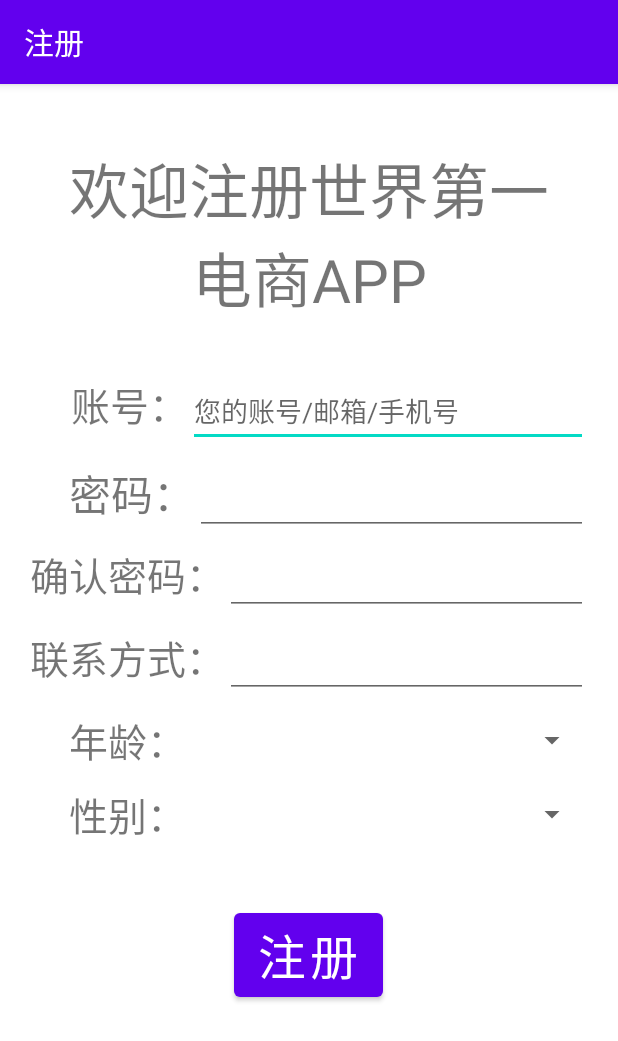
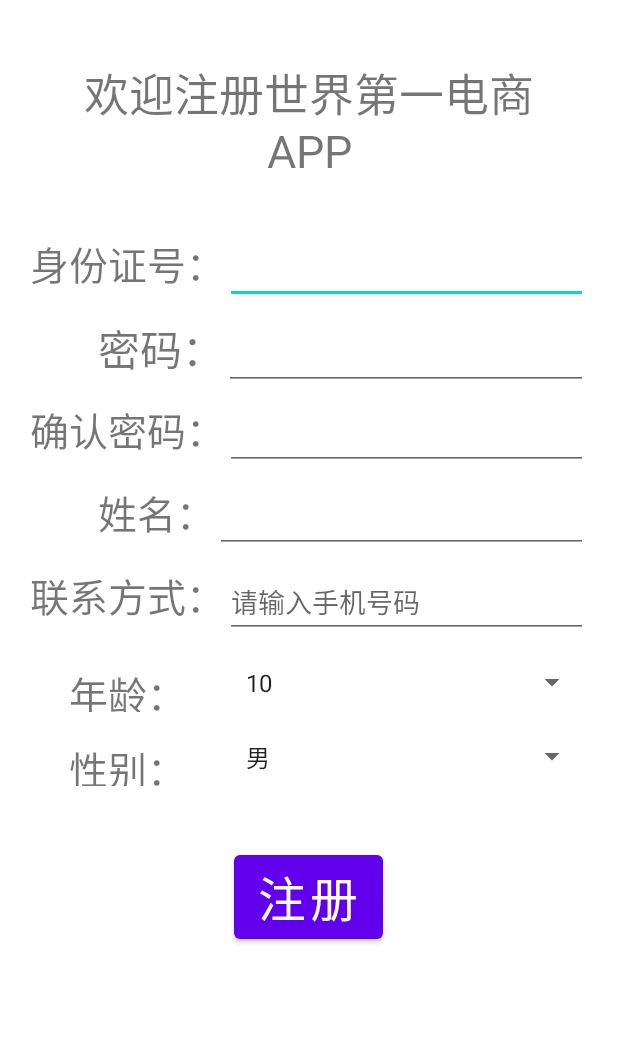
Before and after one commit to YoYoLikesCiCi/AndroidOnlineShop, an Android app: the screen it shows after launch (RegisterActivity), after a tap on "注册", on a phone screen of 412 x 824 dp. Shown: the top 1041 px of the screen. Run offline under Robolectric (Android 15) with nearby library versions, the phone set to English and light mode, and no system bars.

Commit message:
基本完善的login、register和半成品userInfo

```diff
--- a/Login/app/build.gradle
+++ b/Login/app/build.gradle
@@ -33,6 +33,7 @@ dependencies {
     implementation 'androidx.appcompat:appcompat:1.2.0'
     implementation 'com.google.android.material:material:1.2.1'
     implementation 'androidx.constraintlayout:constraintlayout:2.0.4'
+    implementation 'org.jetbrains:annotations:15.0'
     testImplementation 'junit:junit:4.+'
     androidTestImplementation 'androidx.test.ext:junit:1.1.2'
     androidTestImplementation 'androidx.test.espresso:espresso-core:3.3.0'
--- a/Login/app/src/main/java/com/example/login/LoginActivity.java
+++ b/Login/app/src/main/java/com/example/login/LoginActivity.java
@@ -2,6 +2,7 @@ package com.example.login;
 
 import android.content.Context;
 import android.content.Intent;
+import android.content.SharedPreferences;
 import android.os.Bundle;
 import android.view.View;
 import android.widget.Button;
@@ -38,8 +39,20 @@ public class LoginActivity extends AppCompatActivity {
         but_login.setOnClickListener(new View.OnClickListener() {
             @Override
             public void onClick(View v) {
-                //Intent intent = new Intent(this,HomeActivity.class);
-                //v.getContext().startActivity(intent);
+                //发射到云
+                //判断成功则——>
+                //String ifSuc =
+/*               if (){
+                    //保存用户账户和密码
+                    SharedPreferences.Editor editor = getSharedPreferences("userData",MODE_PRIVATE).edit();
+                    editor.putString("uid",ett_account.getText().toString());
+                    editor.putString("upassword",ett_password.getText().toString());
+                    editor.apply();
+                    //Intent intent = new Intent(this,HomeActivity.class);
+                    //v.getContext().startActivity(intent);
+                }else if (){
+
+                }*/
             }
         });
     }
--- a/Login/app/src/main/java/com/example/login/RegisterActivity.java
+++ b/Login/app/src/main/java/com/example/login/RegisterActivity.java
@@ -1,22 +1,27 @@
 package com.example.login;
 
+import androidx.appcompat.app.ActionBar;
 import androidx.appcompat.app.AppCompatActivity;
 
 import android.app.Person;
 import android.content.Context;
 import android.content.Intent;
+import android.content.SharedPreferences;
 import android.os.Bundle;
 import android.text.TextWatcher;
 import android.view.View;
 import android.widget.Adapter;
+import android.widget.ArrayAdapter;
 import android.widget.Button;
 import android.widget.EditText;
 import android.widget.ListAdapter;
 import android.widget.Spinner;
 import android.widget.Toast;
 
+import java.lang.reflect.Array;
 import java.util.ArrayList;
 import java.util.List;
+import java.util.regex.Pattern;
 
 import data.*;
 
@@ -27,41 +32,90 @@ public class RegisterActivity extends AppCompatActivity {
     private String account;
     private String password;
     private String confirmPassword;
+    private String contact;
+    private String name;
+    private String age;
+    private String sex;
 
     @Override
     protected void onCreate(Bundle savedInstanceState) {
         super.onCreate(savedInstanceState);
         setContentView(R.layout.activity_register);
-        setTitle("注册");//设置标题
+        //隐藏标题栏
+        ActionBar actionBar = getSupportActionBar();
+        if (actionBar != null){
+            actionBar.hide();
+        }
         //编辑栏
         EditText ett_account = (EditText) findViewById(R.id.edt_RAccount);
         EditText ett_password = (EditText) findViewById(R.id.edt_RPassword);
         EditText ett_confirmPassword = (EditText) findViewById(R.id.edt_RConfirmPassword);
+        EditText ett_name = (EditText) findViewById(R.id.edt_RName);
+        EditText ett_contact = (EditText) findViewById(R.id.edt_RContact);
         //下拉框
-        Spinner spi_age = (Spinner) findViewById(R.id.spi_Age);
-        Spinner spi_sex = (Spinner) findViewById(R.id.spi_Sex);
+        Spinner spi_age = (Spinner) findViewById(R.id.spi_RAge);
+        Spinner spi_sex = (Spinner) findViewById(R.id.spi_RSex);
         //注册下拉框
-        List<Integer> integers = new ArrayList<Integer>();
+        String[] integers = new String[21];
         for (int i = 10;i <= 30;i++){
-            integers.add(i);
+            integers[i-10] = String.valueOf(i);
         }
-//       AgeAdapter ageAdapter = new AgeAdapter(this,integers);
-//       spi_age.setAdapter(ageAdapter);
+        ArrayAdapter<String> ageAdapter = new ArrayAdapter<String>(this,android.R.layout.simple_expandable_list_item_1);
+        ageAdapter.addAll(integers);
+        spi_age.setAdapter(ageAdapter);
+        ArrayAdapter<String> sexAdapter = new ArrayAdapter<String>(this, android.R.layout.simple_expandable_list_item_1);
+        sexAdapter.add("男");
+        sexAdapter.add("女");
+        spi_sex.setAdapter(sexAdapter);
         //按钮
         Button but_Register = (Button) findViewById(R.id.but_ConfirmRegister);
         //注册按钮
         but_Register.setOnClickListener(new View.OnClickListener() {
             @Override
             public void onClick(View v) {
+                String accountPattern = "^[1-9]\\d{5}(18|19|([23]\\d))\\d{2}((0[1-9])|(10|11|12))(([0-2][1-9])|10|20|30|31)\\d{3}[0-9Xx]$";
+                String passwordPattern = "^\\w{6,18}$";
+                String namePattern = "^\\S{1,}$";
+                String contactPattern = "^1[3|4|5|7|8][0-9]{9}$";
                 account = ett_account.getText().toString();
                 password = ett_password.getText().toString();
                 confirmPassword = ett_confirmPassword.getText().toString();
-                if (!(password.equals(confirmPassword))){
-                    Toast.makeText(v.getContext(),"两次输入的密码不匹配",Toast.LENGTH_SHORT).show();
-                    return;
-                }else {
-                    User.init(account,password);//初始化User
-                    ReStartLogin(v.getContext(),account,password);//重新启动loginActivity并传递数据
+                name = ett_name.getText().toString();
+                contact = ett_contact.getText().toString();
+                age = (String) spi_age.getSelectedItem();
+                sex = (String) spi_sex.getSelectedItem();
+                //校验输入合法性
+                if (!Pattern.matches(accountPattern,account)){
+                    Toast.makeText(v.getContext(),"身份证号的格式不正确",Toast.LENGTH_SHORT).show();
+                } else if (!Pattern.matches(passwordPattern,password)) {
+                    Toast.makeText(v.getContext(),"密码必须是在6~18位之间的数字、字母、下划线",Toast.LENGTH_SHORT).show();
+                } else if (!(password.equals(confirmPassword))) {
+                    Toast.makeText(v.getContext(), "两次输入的密码不匹配", Toast.LENGTH_SHORT).show();
+                } else if (!Pattern.matches(namePattern,name)) {
+                    Toast.makeText(v.getContext(), "姓名的格式不正确", Toast.LENGTH_SHORT).show();
+                } else if (!Pattern.matches(contactPattern,contact)){
+                    Toast.makeText(v.getContext(),"联系方式的格式不正确",Toast.LENGTH_SHORT).show();
+                }  else {
+                    //保存用户信息
+                    SharedPreferences.Editor editor = getSharedPreferences("userData",MODE_PRIVATE).edit();
+                    //风险信息，应加密
+                    User.setUname(account);
+                    editor.putString("uid",account);
+                    User.setUname(confirmPassword);
+                    editor.putString("upassword",confirmPassword);
+                    //普通信息
+                    User.setUname(name);
+                    editor.putString("uname",name);
+                    User.setUcontact(contact);
+                    editor.putString("ucontact",contact);
+                    User.setUage(age);
+                    editor.putString("uage",age);
+                    User.setUage(sex);
+                    editor.putString("usex",sex);
+                    editor.apply();
+                    User.init(account, password);//初始化User
+                    ReStartLogin(v.getContext(), account, password);//重新启动loginActivity并传递部分数据
+                    //发送状态：成功
                 }
             }
         });
--- a/Login/app/src/main/res/layout/activity_login.xml
+++ b/Login/app/src/main/res/layout/activity_login.xml
@@ -34,15 +34,14 @@
             android:layout_width="wrap_content"
             android:layout_height="wrap_content"
             android:textSize="28dp"
-            android:text="账号：" />
+            android:text="身份证号：" />
 
         <EditText
             android:id="@+id/edt_Account"
             android:layout_width="0dp"
             android:layout_height="wrap_content"
             android:layout_weight="1"
-            android:inputType="textShortMessage"
-            android:hint="您的账号/邮箱/手机号" />
+            android:inputType="textShortMessage" />
     </LinearLayout>
 
     <LinearLayout
@@ -57,6 +56,7 @@
             android:layout_width="wrap_content"
             android:layout_height="wrap_content"
             android:text="密码："
+            android:layout_marginLeft="26dp"
             android:textSize="28dp" />
 
         <EditText
--- a/Login/app/src/main/res/layout/activity_register.xml
+++ b/Login/app/src/main/res/layout/activity_register.xml
@@ -15,7 +15,7 @@
         android:gravity="center"
         android:layout_marginTop="40dp"
         android:layout_marginHorizontal="30dp"
-        android:textSize="40dp"
+        android:textSize="30dp"
         android:text="欢迎注册世界第一电商APP" />
 
     <LinearLayout
@@ -27,20 +27,18 @@
 
 
         <TextView
-            android:id="@+id/txt_Account"
+            android:id="@+id/txt_RAccount"
             android:layout_width="wrap_content"
             android:layout_height="wrap_content"
-            android:layout_marginLeft="27dp"
             android:textSize="26dp"
-            android:text="账号：" />
+            android:text="身份证号：" />
 
         <EditText
             android:id="@+id/edt_RAccount"
             android:layout_width="0dp"
             android:layout_height="wrap_content"
             android:layout_weight="1"
-            android:inputType="textShortMessage"
-            android:hint="您的账号/邮箱/手机号" />
+            android:inputType="textShortMessage" />
     </LinearLayout>
 
     <LinearLayout
@@ -51,10 +49,10 @@
         android:orientation="horizontal">
 
         <TextView
-            android:id="@+id/txt_Password"
+            android:id="@+id/txt_RPassword"
             android:layout_width="wrap_content"
             android:layout_height="wrap_content"
-            android:layout_marginLeft="26dp"
+            android:layout_marginLeft="45dp"
             android:text="密码："
             android:textSize="28dp" />
 
@@ -75,7 +73,7 @@
         android:orientation="horizontal">
 
         <TextView
-            android:id="@+id/txt_ConfirmPassword"
+            android:id="@+id/txt_RConfirmPassword"
             android:layout_width="wrap_content"
             android:layout_height="wrap_content"
             android:textSize="26dp"
@@ -97,18 +95,18 @@
         android:orientation="horizontal">
 
         <TextView
-            android:id="@+id/txt_Contact"
+            android:id="@+id/txt_RName"
             android:layout_width="wrap_content"
             android:layout_height="wrap_content"
             android:textSize="26dp"
-            android:text="联系方式：" />
+            android:layout_marginLeft="45dp"
+            android:text="姓名：" />
 
         <EditText
-            android:id="@+id/edt_Contact"
+            android:id="@+id/edt_RName"
             android:layout_width="0dp"
             android:layout_height="wrap_content"
-            android:layout_weight="1"
-            android:inputType="textPassword" />
+            android:layout_weight="1" />
     </LinearLayout>
 
     <LinearLayout
@@ -119,7 +117,29 @@
         android:orientation="horizontal">
 
         <TextView
-            android:id="@+id/txt_Age"
+            android:id="@+id/txt_RContact"
+            android:layout_width="wrap_content"
+            android:layout_height="wrap_content"
+            android:textSize="26dp"
+            android:text="联系方式：" />
+
+        <EditText
+            android:id="@+id/edt_RContact"
+            android:layout_width="0dp"
+            android:layout_height="wrap_content"
+            android:layout_weight="1"
+            android:hint="请输入手机号码"/>
+    </LinearLayout>
+
+    <LinearLayout
+        android:layout_width="match_parent"
+        android:layout_height="wrap_content"
+        android:layout_marginHorizontal="20dp"
+        android:layout_marginTop="10dp"
+        android:orientation="horizontal">
+
+        <TextView
+            android:id="@+id/txt_RAge"
             android:layout_width="wrap_content"
             android:layout_height="wrap_content"
             android:layout_marginLeft="26dp"
@@ -127,7 +147,7 @@
             android:text="年龄：" />
 
         <Spinner
-            android:id="@+id/spi_Age"
+            android:id="@+id/spi_RAge"
             android:layout_width="match_parent"
             android:layout_height="match_parent"
             />
@@ -142,7 +162,7 @@
         android:orientation="horizontal">
 
         <TextView
-            android:id="@+id/txt_Sex"
+            android:id="@+id/txt_RSex"
             android:layout_width="wrap_content"
             android:layout_height="wrap_content"
             android:layout_marginLeft="26dp"
@@ -150,7 +170,7 @@
             android:text="性别：" />
 
         <Spinner
-            android:id="@+id/spi_Sex"
+            android:id="@+id/spi_RSex"
             android:layout_width="match_parent"
             android:layout_height="match_parent"
             />
--- a/Login/app/src/main/res/layout/userinfo_dialog.xml
+++ b/Login/app/src/main/res/layout/userinfo_dialog.xml
@@ -10,7 +10,7 @@
     android:paddingBottom="30dp"
     android:paddingTop="30dp">
 
-    <EditText
+    <TextView
         android:id="@+id/edt_RUname"
         android:layout_width="match_parent"
         android:layout_height="wrap_content"
```
Also changed, not shown: Login/app/src/main/java/data/User.java (+34 -3 lines).
